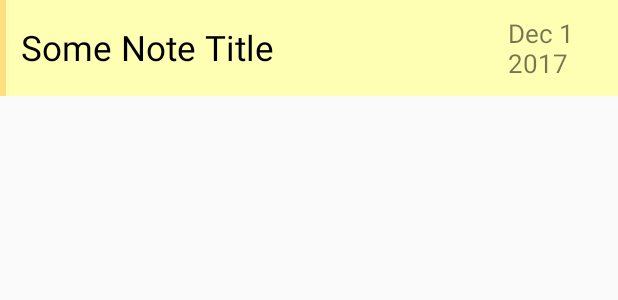
After one commit to ArtemisSoftware/SQLite, an Android app: the layout layout_note_list_item.xml on its own in the app's theme, with its tools: preview values and no code run, on a phone screen of 412 x 824 dp. The commit adds this screen. Shown: the top 300 px of the screen. Run offline under Robolectric (Android 15) with nearby library versions, the phone set to English and light mode, and no system bars.

Commit message:
RecyclerView List-item Layout

```diff
--- /dev/null
+++ b/app/src/main/java/com/titan/sqlite/adapters/NotesRecyclerAdapter.java
@@ -0,0 +1,4 @@
+package com.titan.sqlite.adapters;
+
+public class NotesRecyclerAdapter {
+}
--- /dev/null
+++ b/app/src/main/res/layout/layout_note_list_item.xml
@@ -0,0 +1,42 @@
+<?xml version="1.0" encoding="utf-8"?>
+<LinearLayout
+    xmlns:android="http://schemas.android.com/apk/res/android"
+    android:layout_width="match_parent"
+    android:layout_height="wrap_content"
+    android:orientation="horizontal"
+    android:weightSum="100"
+    android:background="@color/lightYellow"
+    android:gravity="center_vertical">
+
+    <View
+        android:layout_width="0dp"
+        android:layout_height="match_parent"
+        android:layout_weight="1"
+        android:background="@color/mediumYellow"/>
+
+    <TextView
+        android:layout_width="0dp"
+        android:layout_height="wrap_content"
+        android:id="@+id/note_title"
+        android:textSize="23sp"
+        android:layout_weight="75"
+        android:text="Some Note Title"
+        android:textColor="#000"
+        android:lines="1"
+        android:padding="10dp" />
+
+    <View
+        android:layout_width="0dp"
+        android:layout_height="10dp"
+        android:layout_weight="4"/>
+
+    <TextView
+        android:layout_width="0dp"
+        android:layout_height="wrap_content"
+        android:id="@+id/note_timestamp"
+        android:textSize="17sp"
+        android:layout_weight="20"
+        android:text="Dec 1 2017"
+        android:padding="10dp" />
+
+</LinearLayout>
--- a/app/src/main/res/values/colors.xml
+++ b/app/src/main/res/values/colors.xml
@@ -1,6 +1,14 @@
 <?xml version="1.0" encoding="utf-8"?>
 <resources>
-    <color name="colorPrimary">#008577</color>
-    <color name="colorPrimaryDark">#00574B</color>
-    <color name="colorAccent">#D81B60</color>
+    <color name="colorPrimary">#ffd24d</color>
+    <color name="colorPrimaryDark">#e6ac00</color>
+    <color name="colorAccent">#d9d9d9</color>
+
+    <color name="lightYellow">#ffffb3</color>
+    <color name="mediumYellow">#ffdf80</color>
+    <color name="darkYellow">#ffd24d</color>
+    <color name="lightGrey">#d9d9d9</color>
+    <color name="darkGrey">#a2a2a2</color>
+    <color name="black">#000</color>
+    <color name="white">#fff</color>
 </resources>
```
